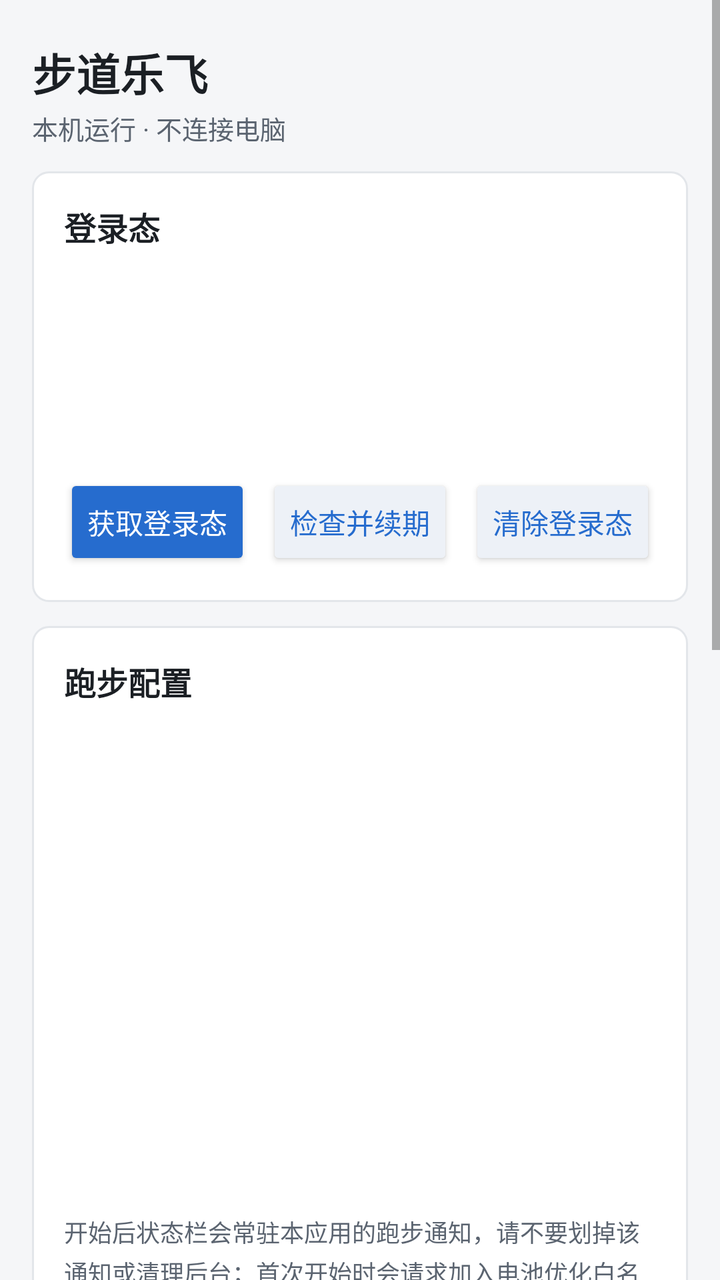
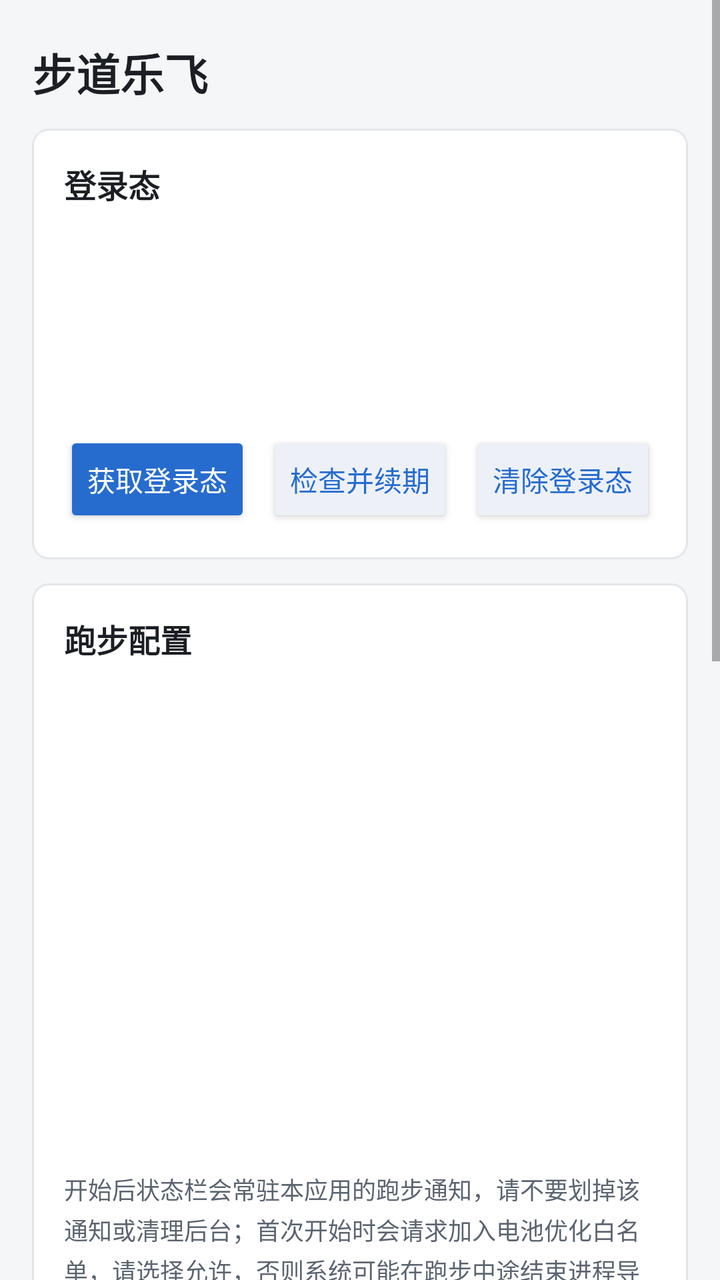

Screens rendered from an Android XML layout before and after an edit, with the pre-edit source and the edit as a unified diff.
<!-- AndroidManifest.xml: application theme Theme.Lepao -->
<!-- res/layout/activity_main.xml -->
<?xml version="1.0" encoding="utf-8"?>
<ScrollView xmlns:android="http://schemas.android.com/apk/res/android"
    android:id="@+id/main_scroll"
    android:layout_width="match_parent"
    android:layout_height="match_parent"
    android:fillViewport="true">

    <LinearLayout
        android:layout_width="match_parent"
        android:layout_height="wrap_content"
        android:orientation="vertical"
        android:paddingStart="16dp"
        android:paddingTop="20dp"
        android:paddingEnd="16dp"
        android:paddingBottom="24dp">

        <TextView
            android:layout_width="match_parent"
            android:layout_height="wrap_content"
            android:text="@string/app_name"
            android:textColor="@color/text_primary"
            android:textSize="22sp"
            android:textStyle="bold" />

        <TextView
            android:layout_width="match_parent"
            android:layout_height="wrap_content"
            android:layout_marginTop="2dp"
            android:text="@string/main_subtitle"
            android:textColor="@color/text_secondary"
            android:textSize="13sp" />

        <ProgressBar
            android:id="@+id/main_progress"
            style="?android:attr/progressBarStyleHorizontal"
            android:layout_width="match_parent"
            android:layout_height="4dp"
            android:layout_marginTop="12dp"
            android:indeterminate="true"
            android:visibility="gone" />

        
        <LinearLayout
            style="@style/Widget.Lepao.Card"
            android:layout_width="match_parent"
            android:layout_height="wrap_content"
            android:layout_marginTop="12dp">

            <LinearLayout
                android:layout_width="match_parent"
                android:layout_height="wrap_content"
                android:orientation="horizontal">

                <TextView
                    style="@style/Widget.Lepao.CardTitle"
                    android:layout_width="0dp"
                    android:layout_height="wrap_content"
                    android:layout_weight="1"
                    android:text="@string/card_login_title" />

                <TextView
                    android:id="@+id/login_status"
                    android:layout_width="wrap_content"
                    android:layout_height="wrap_content"
                    android:textColor="@color/text_secondary"
                    android:textSize="14sp"
                    android:textStyle="bold" />
            </LinearLayout>

            <TextView
                android:id="@+id/login_uid"
                style="@style/Widget.Lepao.Body"
                android:layout_width="match_parent"
                android:layout_height="wrap_content"
                android:layout_marginTop="10dp" />

            <TextView
                android:id="@+id/login_school"
                style="@style/Widget.Lepao.Body"
                android:layout_width="match_parent"
                android:layout_height="wrap_content"
                android:layout_marginTop="4dp" />

            <TextView
                android:id="@+id/login_captured_at"
                style="@style/Widget.Lepao.Body"
                android:layout_width="match_parent"
                android:layout_height="wrap_content"
                android:layout_marginTop="4dp" />

            <TextView
                android:id="@+id/login_refresh"
                style="@style/Widget.Lepao.Body"
                android:layout_width="match_parent"
                android:layout_height="wrap_content"
                android:layout_marginTop="4dp" />

            <TextView
                android:id="@+id/login_refresh_note"
                style="@style/Widget.Lepao.Label"
                android:layout_width="match_parent"
                android:layout_height="wrap_content"
                android:layout_marginTop="6dp"
                android:text="@string/login_refresh_mismatch"
                android:textColor="@color/warn"
                android:visibility="gone" />

            <TextView
                android:id="@+id/login_refreshed_at"
                style="@style/Widget.Lepao.Label"
                android:layout_width="match_parent"
                android:layout_height="wrap_content"
                android:layout_marginTop="4dp"
                android:visibility="gone" />

            <LinearLayout
                android:layout_width="match_parent"
                android:layout_height="wrap_content"
                android:layout_marginTop="14dp"
                android:orientation="horizontal">

                <Button
                    android:id="@+id/btn_get_login"
                    style="@style/Widget.Lepao.Button"
                    android:layout_width="0dp"
                    android:layout_height="48dp"
                    android:layout_marginEnd="8dp"
                    android:layout_weight="1"
                    android:maxLines="1"
                    android:text="@string/btn_get_login" />

                <Button
                    android:id="@+id/btn_check_refresh"
                    style="@style/Widget.Lepao.Button.Secondary"
                    android:layout_width="0dp"
                    android:layout_height="48dp"
                    android:layout_marginEnd="8dp"
                    android:layout_weight="1"
                    android:maxLines="1"
                    android:text="@string/btn_check_refresh" />

                <Button
                    android:id="@+id/btn_clear_login"
                    style="@style/Widget.Lepao.Button.Secondary"
                    android:layout_width="0dp"
                    android:layout_height="48dp"
                    android:layout_weight="1"
                    android:maxLines="1"
                    android:text="@string/btn_clear_login" />
            </LinearLayout>
        </LinearLayout>

        
        <LinearLayout
            style="@style/Widget.Lepao.Card"
            android:layout_width="match_parent"
            android:layout_height="wrap_content"
            android:layout_marginTop="12dp">

            <TextView
                style="@style/Widget.Lepao.CardTitle"
                android:layout_width="match_parent"
                android:layout_height="wrap_content"
                android:text="@string/card_run_config_title" />

            <TextView
                android:id="@+id/blocking_banner"
                android:layout_width="match_parent"
                android:layout_height="wrap_content"
                android:layout_marginTop="12dp"
                android:background="@drawable/banner_danger_bg"
                android:lineSpacingExtra="3dp"
                android:padding="10dp"
                android:textColor="@color/danger"
                android:textSize="13sp"
                android:textStyle="bold"
                android:visibility="gone" />

            <TextView
                android:id="@+id/config_hint"
                style="@style/Widget.Lepao.Label"
                android:layout_width="match_parent"
                android:layout_height="wrap_content"
                android:layout_marginTop="8dp" />

            <TextView
                android:id="@+id/config_school"
                style="@style/Widget.Lepao.Body"
                android:layout_width="match_parent"
                android:layout_height="wrap_content"
                android:layout_marginTop="8dp" />

            <TextView
                android:id="@+id/config_window"
                style="@style/Widget.Lepao.Body"
                android:layout_width="match_parent"
                android:layout_height="wrap_content"
                android:layout_marginTop="4dp" />

            <TextView
                android:id="@+id/config_rule"
                style="@style/Widget.Lepao.Body"
                android:layout_width="match_parent"
                android:layout_height="wrap_content"
                android:layout_marginTop="4dp" />

            <TextView
                android:id="@+id/config_distance_range"
                style="@style/Widget.Lepao.Body"
                android:layout_width="match_parent"
                android:layout_height="wrap_content"
                android:layout_marginTop="4dp" />

            <TextView
                android:id="@+id/config_pace_range"
                style="@style/Widget.Lepao.Body"
                android:layout_width="match_parent"
                android:layout_height="wrap_content"
                android:layout_marginTop="4dp" />

            <TextView
                android:id="@+id/config_min_log"
                style="@style/Widget.Lepao.Body"
                android:layout_width="match_parent"
                android:layout_height="wrap_content"
                android:layout_marginTop="4dp" />

            <TextView
                android:id="@+id/config_points"
                style="@style/Widget.Lepao.Body"
                android:layout_width="match_parent"
                android:layout_height="wrap_content"
                android:layout_marginTop="4dp" />

            <TextView
                android:id="@+id/config_gyro"
                style="@style/Widget.Lepao.Body"
                android:layout_width="match_parent"
                android:layout_height="wrap_content"
                android:layout_marginTop="4dp" />

            <TextView
                android:id="@+id/plan_summary"
                style="@style/Widget.Lepao.Body"
                android:layout_width="match_parent"
                android:layout_height="wrap_content"
                android:layout_marginTop="10dp"
                android:textColor="@color/brand"
                android:textStyle="bold" />

            <TextView
                android:id="@+id/blockers_text"
                android:layout_width="match_parent"
                android:layout_height="wrap_content"
                android:layout_marginTop="8dp"
                android:lineSpacingExtra="3dp"
                android:textColor="@color/danger"
                android:textSize="13sp"
                android:visibility="gone" />

            <TextView
                android:id="@+id/warnings_text"
                android:layout_width="match_parent"
                android:layout_height="wrap_content"
                android:layout_marginTop="6dp"
                android:lineSpacingExtra="3dp"
                android:textColor="@color/warn"
                android:textSize="13sp"
                android:visibility="gone" />

            <TextView
                android:id="@+id/run_bg_hint"
                android:layout_width="match_parent"
                android:layout_height="wrap_content"
                android:layout_marginTop="12dp"
                android:lineSpacingExtra="3dp"
                android:text="@string/run_bg_hint"
                android:textColor="@color/text_secondary"
                android:textSize="12sp" />

            <LinearLayout
                android:layout_width="match_parent"
                android:layout_height="wrap_content"
                android:layout_marginTop="14dp"
                android:orientation="horizontal">

                <Button
                    android:id="@+id/btn_inspect"
                    style="@style/Widget.Lepao.Button.Secondary"
                    android:layout_width="0dp"
                    android:layout_height="48dp"
                    android:layout_marginEnd="8dp"
                    android:layout_weight="1"
                    android:text="@string/btn_refresh_config" />

                <Button
                    android:id="@+id/btn_start_run"
                    style="@style/Widget.Lepao.Button"
                    android:layout_width="0dp"
                    android:layout_height="48dp"
                    android:layout_weight="1"
                    android:text="@string/btn_start_run" />
            </LinearLayout>
        </LinearLayout>

        
        <LinearLayout
            style="@style/Widget.Lepao.Card"
            android:layout_width="match_parent"
            android:layout_height="wrap_content"
            android:layout_marginTop="12dp">

            <TextView
                style="@style/Widget.Lepao.CardTitle"
                android:layout_width="match_parent"
                android:layout_height="wrap_content"
                android:text="@string/card_session_title" />

            <TextView
                android:id="@+id/session_stage"
                style="@style/Widget.Lepao.Body"
                android:layout_width="match_parent"
                android:layout_height="wrap_content"
                android:layout_marginTop="8dp"
                android:textStyle="bold" />

            <TextView
                android:id="@+id/session_progress"
                style="@style/Widget.Lepao.Body"
                android:layout_width="match_parent"
                android:layout_height="wrap_content"
                android:layout_marginTop="4dp" />

            <TextView
                android:id="@+id/session_distance"
                style="@style/Widget.Lepao.Body"
                android:layout_width="match_parent"
                android:layout_height="wrap_content"
                android:layout_marginTop="4dp" />

            <TextView
                android:id="@+id/session_heartbeat"
                style="@style/Widget.Lepao.Body"
                android:layout_width="match_parent"
                android:layout_height="wrap_content"
                android:layout_marginTop="4dp" />

            <TextView
                android:id="@+id/session_record"
                style="@style/Widget.Lepao.Body"
                android:layout_width="match_parent"
                android:layout_height="wrap_content"
                android:layout_marginTop="4dp" />

            <TextView
                android:id="@+id/session_warning"
                android:layout_width="match_parent"
                android:layout_height="wrap_content"
                android:layout_marginTop="8dp"
                android:lineSpacingExtra="3dp"
                android:textColor="@color/danger"
                android:textSize="13sp"
                android:visibility="gone" />

            <TextView
                android:id="@+id/checks_title"
                style="@style/Widget.Lepao.CardTitle"
                android:layout_width="match_parent"
                android:layout_height="wrap_content"
                android:layout_marginTop="12dp"
                android:text="@string/session_checks_title"
                android:textSize="14sp"
                android:visibility="gone" />

            <TextView
                android:id="@+id/checks_text"
                style="@style/Widget.Lepao.Body"
                android:layout_width="match_parent"
                android:layout_height="wrap_content"
                android:layout_marginTop="6dp"
                android:lineSpacingExtra="4dp"
                android:visibility="gone" />

            <TextView
                android:id="@+id/record_details_title"
                style="@style/Widget.Lepao.CardTitle"
                android:layout_width="match_parent"
                android:layout_height="wrap_content"
                android:layout_marginTop="12dp"
                android:text="@string/session_record_details_title"
                android:textSize="14sp"
                android:visibility="gone" />

            <TextView
                android:id="@+id/record_details_text"
                style="@style/Widget.Lepao.Label"
                android:layout_width="match_parent"
                android:layout_height="wrap_content"
                android:layout_marginTop="6dp"
                android:lineSpacingExtra="3dp"
                android:visibility="gone" />

            <TextView
                android:id="@+id/session_note"
                android:layout_width="match_parent"
                android:layout_height="wrap_content"
                android:layout_marginTop="12dp"
                android:lineSpacingExtra="3dp"
                android:text="@string/session_note_verified"
                android:textColor="@color/brand"
                android:textSize="13sp"
                android:textStyle="bold"
                android:visibility="gone" />

            <TextView
                android:id="@+id/resume_hint"
                style="@style/Widget.Lepao.Label"
                android:layout_width="match_parent"
                android:layout_height="wrap_content"
                android:layout_marginTop="8dp"
                android:text="@string/session_resume_hint"
                android:visibility="gone" />

            <LinearLayout
                android:layout_width="match_parent"
                android:layout_height="wrap_content"
                android:layout_marginTop="14dp"
                android:orientation="horizontal">

                <Button
                    android:id="@+id/btn_verify"
                    style="@style/Widget.Lepao.Button"
                    android:layout_width="0dp"
                    android:layout_height="48dp"
                    android:layout_marginEnd="8dp"
                    android:layout_weight="1"
                    android:text="@string/btn_verify" />

                <Button
                    android:id="@+id/btn_open_official"
                    style="@style/Widget.Lepao.Button.Secondary"
                    android:layout_width="0dp"
                    android:layout_height="48dp"
                    android:layout_marginEnd="8dp"
                    android:layout_weight="1"
                    android:text="@string/btn_open_official" />

                <Button
                    android:id="@+id/btn_resume"
                    style="@style/Widget.Lepao.Button"
                    android:layout_width="0dp"
                    android:layout_height="48dp"
                    android:layout_weight="1"
                    android:text="@string/btn_resume"
                    android:visibility="gone" />
            </LinearLayout>

            <Button
                android:id="@+id/btn_abandon"
                style="@style/Widget.Lepao.Button.Secondary"
                android:layout_width="match_parent"
                android:layout_height="48dp"
                android:layout_marginTop="8dp"
                android:text="@string/btn_abandon"
                android:visibility="gone" />
        </LinearLayout>

        
        <LinearLayout
            style="@style/Widget.Lepao.Card"
            android:layout_width="match_parent"
            android:layout_height="wrap_content"
            android:layout_marginTop="12dp">

            <TextView
                style="@style/Widget.Lepao.CardTitle"
                android:layout_width="match_parent"
                android:layout_height="wrap_content"
                android:text="@string/card_history_title" />

            <TextView
                android:id="@+id/history_empty"
                style="@style/Widget.Lepao.Label"
                android:layout_width="match_parent"
                android:layout_height="wrap_content"
                android:layout_marginTop="8dp"
                android:text="@string/history_empty" />

            <LinearLayout
                android:id="@+id/history_container"
                android:layout_width="match_parent"
                android:layout_height="wrap_content"
                android:layout_marginTop="4dp"
                android:orientation="vertical" />
        </LinearLayout>

        
        <LinearLayout
            style="@style/Widget.Lepao.Card"
            android:layout_width="match_parent"
            android:layout_height="wrap_content"
            android:layout_marginTop="12dp">

            <LinearLayout
                android:layout_width="match_parent"
                android:layout_height="wrap_content"
                android:gravity="center_vertical"
                android:orientation="horizontal">

                <TextView
                    style="@style/Widget.Lepao.CardTitle"
                    android:layout_width="0dp"
                    android:layout_height="wrap_content"
                    android:layout_weight="1"
                    android:text="@string/card_log_title" />

                <Button
                    android:id="@+id/btn_log_toggle"
                    style="@style/Widget.Lepao.Button.Secondary"
                    android:layout_width="wrap_content"
                    android:layout_height="48dp"
                    android:layout_marginEnd="8dp"
                    android:minWidth="72dp"
                    android:text="@string/btn_log_expand" />

                <Button
                    android:id="@+id/btn_copy_log"
                    style="@style/Widget.Lepao.Button.Secondary"
                    android:layout_width="wrap_content"
                    android:layout_height="48dp"
                    android:minWidth="72dp"
                    android:text="@string/btn_copy_log" />
            </LinearLayout>

            <TextView
                android:id="@+id/log_text"
                android:layout_width="match_parent"
                android:layout_height="wrap_content"
                android:layout_marginTop="8dp"
                android:fontFamily="monospace"
                android:lineSpacingExtra="2dp"
                android:textColor="@color/text_secondary"
                android:textIsSelectable="true"
                android:textSize="11sp"
                android:visibility="gone" />
        </LinearLayout>

        <TextView
            android:id="@+id/footer_credit"
            android:layout_width="match_parent"
            android:layout_height="wrap_content"
            android:layout_marginTop="18dp"
            android:gravity="center"
            android:text="@string/footer_credit"
            android:textColor="@color/text_secondary"
            android:textSize="12sp" />
    </LinearLayout>
</ScrollView>
<!-- resources referenced by this layout -->
<resources>
  <color name="brand">#266CCE</color>
  <color name="danger">#C63D3D</color>
  <color name="text_primary">#1B1F24</color>
  <color name="text_secondary">#5B6470</color>
  <color name="warn">#C98212</color>
  <!-- drawable banner_danger_bg (drawable) -->
  <?xml version="1.0" encoding="utf-8"?>
  <shape xmlns:android="http://schemas.android.com/apk/res/android"
      android:shape="rectangle">
      <solid android:color="@color/banner_danger_bg" />
      <corners android:radius="6dp" />
  </shape>
  <string name="app_name">步道乐飞</string>
  <string name="btn_abandon">放弃本次会话（仅本地）</string>
  <string name="btn_check_refresh">检查并续期</string>
  <string name="btn_clear_login">清除登录态</string>
  <string name="btn_copy_log">复制</string>
  <string name="btn_get_login">获取登录态</string>
  <string name="btn_log_expand">展开</string>
  <string name="btn_open_official">打开乐跑</string>
  <string name="btn_refresh_config">刷新配置</string>
  <string name="btn_resume">恢复会话</string>
  <string name="btn_start_run">开始跑步</string>
  <string name="btn_verify">重新回查</string>
  <string name="card_history_title">历史记录</string>
  <string name="card_log_title">运行日志</string>
  <string name="card_login_title">登录态</string>
  <string name="card_run_config_title">跑步配置</string>
  <string name="card_session_title">当前 / 最近会话</string>
  <string name="footer_credit">made by wan300</string>
  <string name="history_empty">暂无历史记录</string>
  <string name="login_refresh_mismatch">刷新令牌与当前 access_token 不匹配，自动续期已停用</string>
  <string name="main_subtitle">本机运行 · 不连接电脑</string>
  <string name="run_bg_hint">开始后状态栏会常驻本应用的跑步通知，请不要划掉该通知或清理后台；首次开始时会请求加入电池优化白名单，请选择允许，否则系统可能在跑步中途结束进程导致上传/提交失败。</string>
  <string name="session_checks_title">8 项回查结果</string>
  <string name="session_note_verified">记录已写入官方服务；学期统计（RunStat/H5）不在本应用校验范围。</string>
  <string name="session_record_details_title">记录详情</string>
  <string name="session_resume_hint">服务可能已被系统回收；恢复后会从已保存状态继续，不会重复提交。</string>
  <style name="Widget.Lepao.Body" parent="">
          <item name="android:textColor">@color/text_primary</item>
          <item name="android:textSize">14sp</item>
          <item name="android:lineSpacingExtra">3dp</item>
      </style>
  <style name="Widget.Lepao.Button.Secondary" parent="Widget.Lepao.Button">
          <item name="android:textColor">@color/button_secondary_text_tint</item>
          <item name="backgroundTint">@color/button_secondary_tint</item>
      </style>
  <style name="Widget.Lepao.Card" parent="">
          <item name="android:background">@drawable/card_bg</item>
          <item name="android:orientation">vertical</item>
          <item name="android:padding">16dp</item>
      </style>
  <style name="Widget.Lepao.CardTitle" parent="">
          <item name="android:textColor">@color/text_primary</item>
          <item name="android:textSize">16sp</item>
          <item name="android:textStyle">bold</item>
      </style>
  <style name="Widget.Lepao.Label" parent="">
          <item name="android:textColor">@color/text_secondary</item>
          <item name="android:textSize">13sp</item>
          <item name="android:lineSpacingExtra">2dp</item>
      </style>
  <color name="banner_danger_bg">#FBEAEA</color>
  <!-- drawable card_bg (drawable) -->
  <?xml version="1.0" encoding="utf-8"?>
  <shape xmlns:android="http://schemas.android.com/apk/res/android"
      android:shape="rectangle">
      <solid android:color="@color/surface" />
      <corners android:radius="8dp" />
      <stroke
          android:width="1dp"
          android:color="@color/border" />
  </shape>
  <color name="brand_dark">#174C99</color>
  <color name="bg">#F5F6F8</color>
  <color name="surface">#FFFFFF</color>
  <color name="border">#E3E6EA</color>
  <!-- unchanged entries left out for length: 2 -->
</resources>

<!-- the commit's change to res/layout/activity_main.xml (unified diff, before → after) -->
@@ -22,14 +22,6 @@
             android:textSize="22sp"
             android:textStyle="bold" />
 
-        <TextView
-            android:layout_width="match_parent"
-            android:layout_height="wrap_content"
-            android:layout_marginTop="2dp"
-            android:text="@string/main_subtitle"
-            android:textColor="@color/text_secondary"
-            android:textSize="13sp" />
-
         <ProgressBar
             android:id="@+id/main_progress"
             style="?android:attr/progressBarStyleHorizontal"
<!-- resource entries referenced after the edit -->
@@ -32,7 +32,6 @@
   <string name="footer_credit">made by wan300</string>
   <string name="history_empty">暂无历史记录</string>
   <string name="login_refresh_mismatch">刷新令牌与当前 access_token 不匹配，自动续期已停用</string>
-  <string name="main_subtitle">本机运行 · 不连接电脑</string>
   <string name="run_bg_hint">开始后状态栏会常驻本应用的跑步通知，请不要划掉该通知或清理后台；首次开始时会请求加入电池优化白名单，请选择允许，否则系统可能在跑步中途结束进程导致上传/提交失败。</string>
   <string name="session_checks_title">8 项回查结果</string>
   <string name="session_note_verified">记录已写入官方服务；学期统计（RunStat/H5）不在本应用校验范围。</string>
